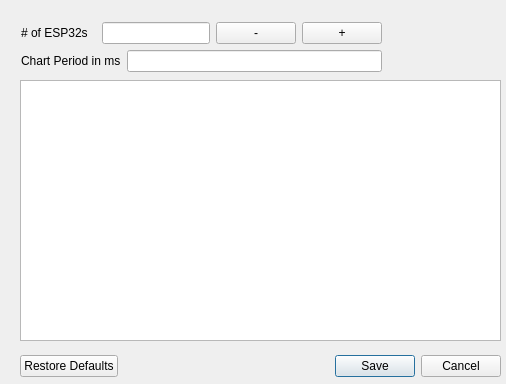
vintop95/server_esp32_pds, file settingsform.ui: the form before one commit.
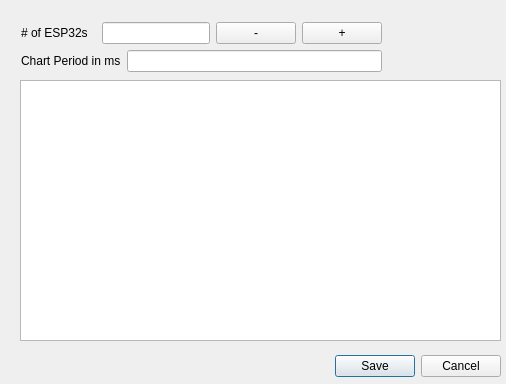
The form after the commit.

```diff
--- a/settingsform.ui
+++ b/settingsform.ui
@@ -38,7 +38,7 @@
     <enum>Qt::Horizontal</enum>
    </property>
    <property name="standardButtons">
-    <set>QDialogButtonBox::Cancel|QDialogButtonBox::RestoreDefaults|QDialogButtonBox::Save</set>
+    <set>QDialogButtonBox::Cancel|QDialogButtonBox::Save</set>
    </property>
   </widget>
   <widget class="QWidget" name="layoutWidget">
```
